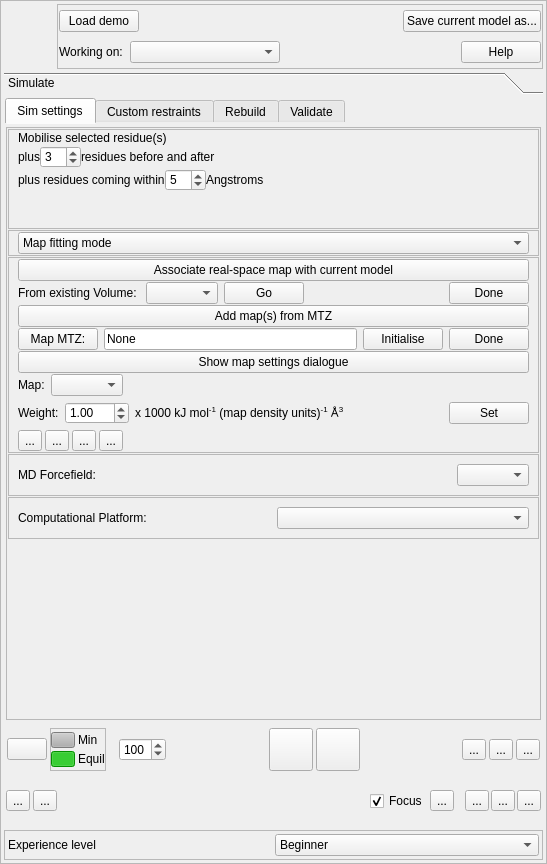
First picture: the form in isolde/src/IsoldeFrame.ui, repository tristanic/isolde, before the edit.
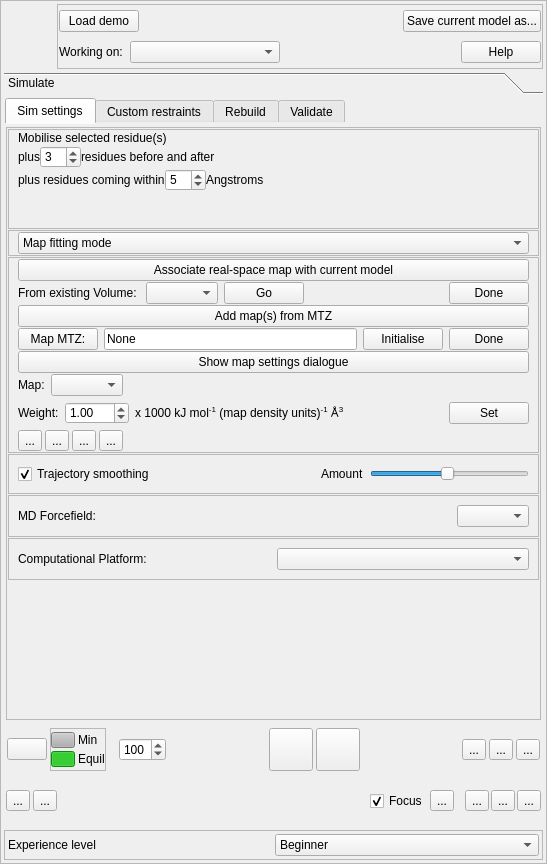
Second picture: the form after the edit. Icons and pictures are not drawn.

Commit message: Trajectory smoothing now user-adjustable

Diff of the .ui file:
```diff
--- a/isolde/src/IsoldeFrame.ui
+++ b/isolde/src/IsoldeFrame.ui
@@ -937,6 +937,88 @@
                    </layout>
                   </widget>
                  </item>
+                 <item>
+                  <widget class="QFrame" name="_smoothing_frame">
+                   <property name="minimumSize">
+                    <size>
+                     <width>0</width>
+                     <height>0</height>
+                    </size>
+                   </property>
+                   <property name="frameShape">
+                    <enum>QFrame::StyledPanel</enum>
+                   </property>
+                   <property name="frameShadow">
+                    <enum>QFrame::Raised</enum>
+                   </property>
+                   <layout class="QHBoxLayout" name="horizontalLayout_43">
+                    <item>
+                     <widget class="QCheckBox" name="_smoothing_checkbox">
+                      <property name="toolTip">
+                       <string>Enable/disable smoothing of simulation display (does not affect the underlying simulation)</string>
+                      </property>
+                      <property name="text">
+                       <string>Trajectory smoothing</string>
+                      </property>
+                      <property name="checked">
+                       <bool>true</bool>
+                      </property>
+                     </widget>
+                    </item>
+                    <item>
+                     <spacer name="horizontalSpacer_28">
+                      <property name="orientation">
+                       <enum>Qt::Horizontal</enum>
+                      </property>
+                      <property name="sizeHint" stdset="0">
+                       <size>
+                        <width>134</width>
+                        <height>20</height>
+                       </size>
+                      </property>
+                     </spacer>
+                    </item>
+                    <item>
+                     <widget class="QLabel" name="label_11">
+                      <property name="text">
+                       <string>Amount</string>
+                      </property>
+                     </widget>
+                    </item>
+                    <item>
+                     <widget class="QSlider" name="_smoothing_amount_slider">
+                      <property name="toolTip">
+                       <string>Adjusts the degree of smoothing (does not affect the underlying simulation)</string>
+                      </property>
+                      <property name="minimum">
+                       <number>5</number>
+                      </property>
+                      <property name="maximum">
+                       <number>200</number>
+                      </property>
+                      <property name="singleStep">
+                       <number>1</number>
+                      </property>
+                      <property name="value">
+                       <number>100</number>
+                      </property>
+                      <property name="sliderPosition">
+                       <number>100</number>
+                      </property>
+                      <property name="orientation">
+                       <enum>Qt::Horizontal</enum>
+                      </property>
+                      <property name="invertedAppearance">
+                       <bool>false</bool>
+                      </property>
+                      <property name="invertedControls">
+                       <bool>false</bool>
+                      </property>
+                     </widget>
+                    </item>
+                   </layout>
+                  </widget>
+                 </item>
                  <item>
                   <widget class="QFrame" name="_force_field_selection_frame">
                    <property name="frameShape">
```
Left out of the diff: 3 changed lines with no effect on the pictures. The commit also changes 6 other files.
